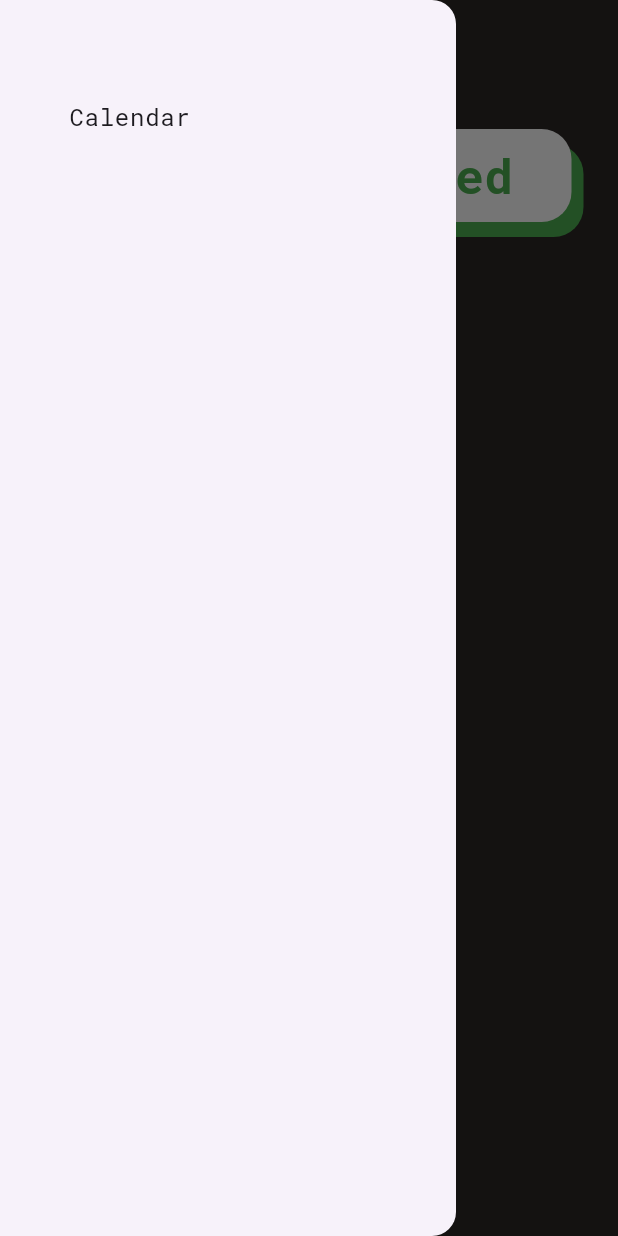
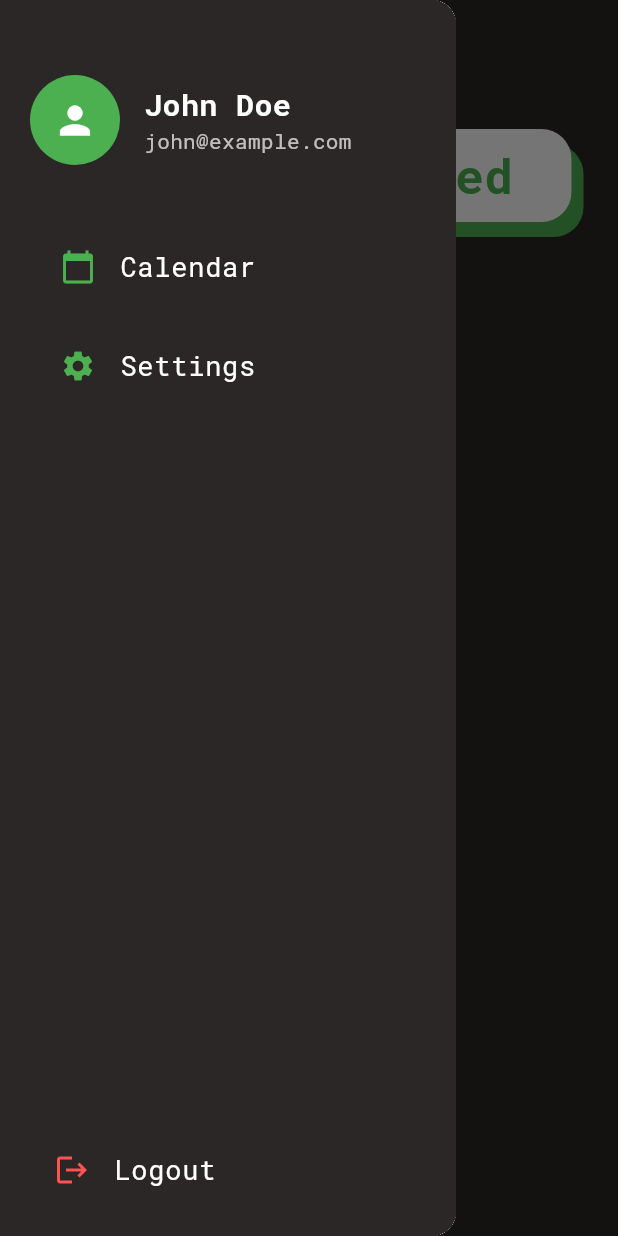
Before and after one commit to temevh/betterbrain, a Flutter app: the screen it shows after launch, with the side drawer open, on a phone screen of 412 x 824 dp. Run offline on Flutter 3.47's test engine with Material 3 defaults, Android fonts, the phone set to English and light mode, and no system bars; our stand-ins replace cloud_firestore, firebase_core, table_calendar; accounts and stored records are empty; generated files the repository leaves out were written again.

Commit message:
added drawer stuff, few minor tweaks

```diff
--- a/lib/buttons/save_btn.dart
+++ b/lib/buttons/save_btn.dart
@@ -41,7 +41,7 @@ class _SaveBtnState extends State<SaveBtn> {
             borderRadius: BorderRadius.circular(20),
             boxShadow: [
               BoxShadow(
-                color: Colors.blueGrey,
+                color: Colors.green,
                 offset: _isPressed ? const Offset(2, 3) : const Offset(8, 10),
                 blurRadius: 0,
               ),
--- a/lib/screens/calendar_screen.dart
+++ b/lib/screens/calendar_screen.dart
@@ -1,7 +1,7 @@
 import 'package:cloud_firestore/cloud_firestore.dart';
 import 'package:flutter/material.dart';
 import 'package:table_calendar/table_calendar.dart';
-import 'package:namer_app/widgets/event_card.dart';
+import 'package:namer_app/widgets/event_card_calendar.dart';
 
 class Event {
   final String category;
--- a/lib/screens/main_screen.dart
+++ b/lib/screens/main_screen.dart
@@ -79,23 +79,130 @@ class _MainScreenState extends State<MainScreen> {
         ),
       ),
       drawer: Drawer(
+        child: Container(
+          color: const Color(0xFF2B2726),
+          child: Column(
+            children: [
+              // Main content scrollable
+              Expanded(
                 child: ListView(
-          padding: EdgeInsets.fromLTRB(30, 50, 0, 0),
+                  padding: const EdgeInsets.symmetric(
+                    vertical: 50,
+                    horizontal: 20,
+                  ),
                   children: [
+                    // Optional header
+                    Row(
+                      children: [
+                        const CircleAvatar(
+                          radius: 30,
+                          backgroundColor: Colors.green,
+                          child: Icon(
+                            Icons.person,
+                            size: 30,
+                            color: Colors.white,
+                          ),
+                        ),
+                        const SizedBox(width: 16),
+                        Column(
+                          crossAxisAlignment: CrossAxisAlignment.start,
+                          children: const [
+                            Text(
+                              "John Doe",
+                              style: TextStyle(
+                                color: Colors.white,
+                                fontSize: 20,
+                                fontWeight: FontWeight.bold,
+                              ),
+                            ),
+                            Text(
+                              "john@example.com",
+                              style: TextStyle(
+                                color: Colors.white70,
+                                fontSize: 14,
+                              ),
+                            ),
+                          ],
+                        ),
+                      ],
+                    ),
+                    const SizedBox(height: 40),
+
+                    // Menu items
                     ListTile(
-              title: const Text('Calendar'),
+                      leading: const Icon(
+                        Icons.calendar_today,
+                        color: Colors.green,
+                      ),
+                      title: const Text(
+                        'Calendar',
+                        style: TextStyle(color: Colors.white, fontSize: 18),
+                      ),
                       onTap: () async {
                         if (_userId != null) {
                           final events = await getUserEvents(_userId!);
-                  Navigator.pushNamed(context, '/calendar', arguments: events);
+                          Navigator.pushNamed(
+                            context,
+                            '/calendar',
+                            arguments: events,
+                          );
                         } else {
                           print("User ID not loaded yet");
                         }
                       },
+                      shape: RoundedRectangleBorder(
+                        borderRadius: BorderRadius.circular(12),
+                      ),
+                      tileColor: Colors.white10,
+                      contentPadding: const EdgeInsets.symmetric(
+                        horizontal: 20,
+                      ),
+                    ),
+
+                    const SizedBox(height: 10),
+
+                    ListTile(
+                      leading: const Icon(Icons.settings, color: Colors.green),
+                      title: const Text(
+                        'Settings',
+                        style: TextStyle(color: Colors.white, fontSize: 18),
+                      ),
+                      onTap: () {},
+                      shape: RoundedRectangleBorder(
+                        borderRadius: BorderRadius.circular(12),
+                      ),
+                      tileColor: Colors.white10,
+                      contentPadding: const EdgeInsets.symmetric(
+                        horizontal: 20,
+                      ),
                     ),
                   ],
                 ),
               ),
+
+              Padding(
+                padding: const EdgeInsets.all(16.0),
+                child: ListTile(
+                  leading: const Icon(Icons.logout, color: Colors.redAccent),
+                  title: const Text(
+                    'Logout',
+                    style: TextStyle(color: Colors.white, fontSize: 18),
+                  ),
+                  onTap: () {
+                    // Handle logout
+                  },
+                  shape: RoundedRectangleBorder(
+                    borderRadius: BorderRadius.circular(12),
+                  ),
+                  tileColor: Colors.white10,
+                  contentPadding: const EdgeInsets.symmetric(horizontal: 20),
+                ),
+              ),
+            ],
+          ),
+        ),
+      ),
+
       backgroundColor: _completed ? Colors.green : const Color(0xFF2B2726),
       body: Center(
         child: SafeArea(
```
Also changed, not shown: lib/screens/success_screen.dart (+4 -3 lines), lib/widgets/event_card_calendar.dart (renamed from lib/widgets/event_card.dart, +34 -7 lines). Lines whose indentation alone changed are shown as unchanged.
